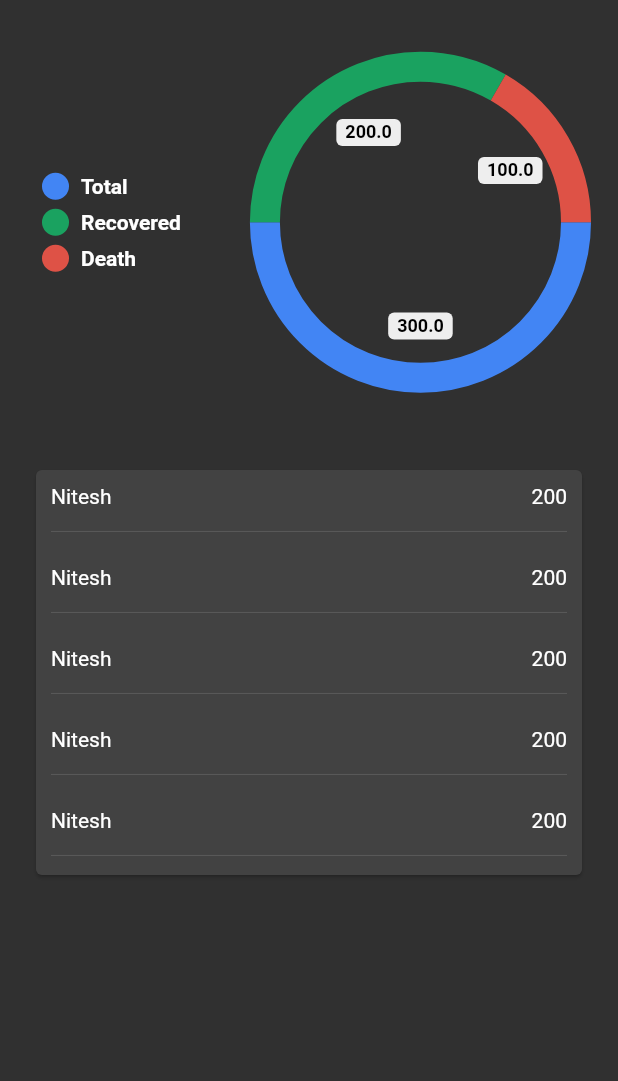
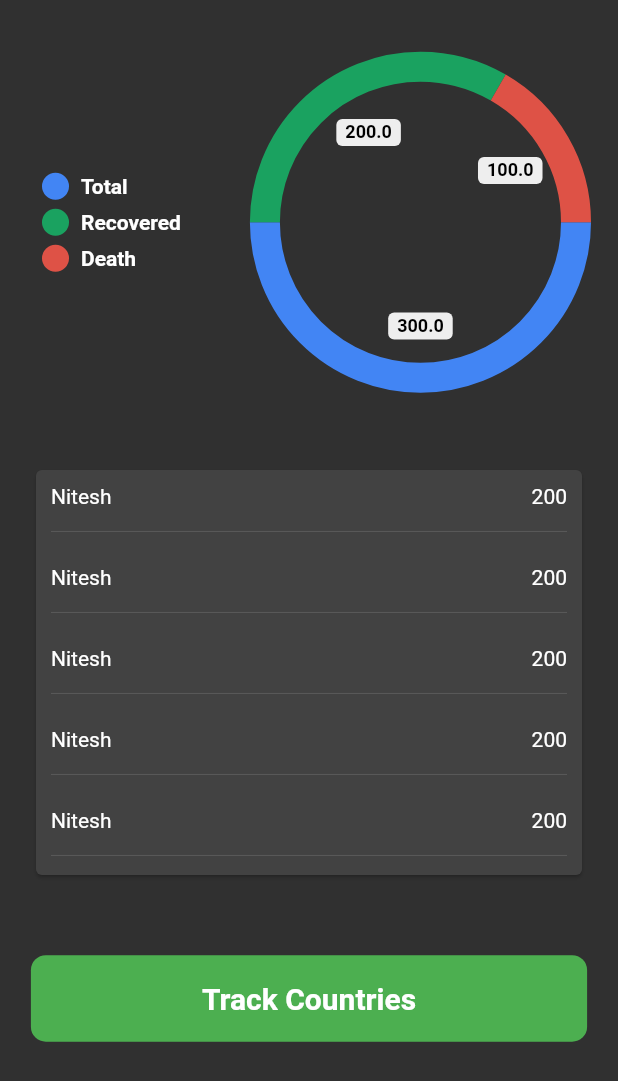
Before and after one commit to Nitesh8795/Covid_Tracker, a Flutter app: the screen it shows after launch, on a phone screen of 412 x 824 dp. Shown: the top 1081 px of the screen. Run offline on Flutter 3.47's test engine with Material 2 defaults, Android fonts, the phone set to English and light mode, and no system bars; drawn by our look-alikes of pie_chart.

Commit message:
World Status view completed with dummy data

```diff
--- a/lib/View/WorldStats.dart
+++ b/lib/View/WorldStats.dart
@@ -60,6 +60,22 @@ class _WorldStatusState extends State<WorldStatus>
                   ),
                 ),
               ),
+              Container(
+                height: MediaQuery.of(context).size.height * 0.07,
+                width: MediaQuery.of(context).size.width * 0.9,
+                decoration: BoxDecoration(
+                  color: Colors.green,
+                  borderRadius: BorderRadius.circular(10),
+                ),
+                child: const Center(child: Text(
+                  "Track Countries",
+                  style: TextStyle(
+                    fontWeight: FontWeight.bold,
+                    fontSize: 20
+                  ),
+                ),
+                ),
+              ),
             ],
           ),
         ),
```
